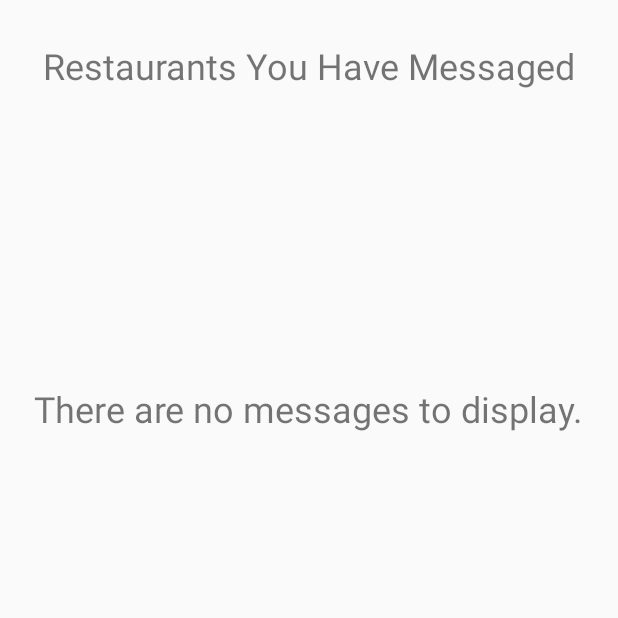
After one commit to mpho001/HostMe, an Android app: the DisplayMessages screen opened directly, with no data from a screen before it, on a phone screen of 412 x 824 dp, the top half of it. The commit adds this screen. Run offline under Robolectric (Android 15) with nearby library versions, the phone set to English and light mode, and no system bars.

Commit message:
added return to user page button and display messages activity

```diff
--- a/app/src/main/AndroidManifest.xml
+++ b/app/src/main/AndroidManifest.xml
@@ -94,7 +94,8 @@
         <activity android:name=".pastReservation" />
         <activity android:name=".Google" />
         <activity android:name=".Reserve" />
-        <activity android:name=".Review"></activity>
+        <activity android:name=".Review" />
+        <activity android:name=".DisplayMessages"></activity>
     </application>
 
 </manifest>
--- /dev/null
+++ b/app/src/main/java/com/example/melonderr/hostme/DisplayMessages.java
@@ -0,0 +1,36 @@
+package com.example.melonderr.hostme;
+
+import android.os.Bundle;
+import android.support.v7.app.AppCompatActivity;
+import android.view.View;
+import android.widget.ArrayAdapter;
+import android.widget.ListView;
+import android.widget.TextView;
+
+public class DisplayMessages extends AppCompatActivity {
+    private ListView msgList;
+    private TextView noMsgs;
+
+    @Override
+    protected void onCreate(Bundle savedInstanceState) {
+        super.onCreate(savedInstanceState);
+        setContentView(R.layout.activity_display_messages);
+
+        if (Messaging.messages.size() != 0) {
+            String[] listItems = new String[Messaging.messages.size()];
+            msgList = findViewById(R.id.MessagedRestaurants);
+            for (int i = 0; i < Messaging.messages.size(); ++i) {
+                listItems[i] = Messaging.messages.get(i);
+            }
+
+            msgList.setVisibility(View.VISIBLE);
+            ArrayAdapter adapter = new ArrayAdapter(this, android.R.layout.simple_list_item_1, listItems);
+            msgList.setAdapter(adapter);
+        }
+        else {
+            // no messages to display
+            noMsgs = findViewById(R.id.noMessages);
+            noMsgs.setVisibility(View.VISIBLE);
+        }
+    }
+}
--- a/app/src/main/java/com/example/melonderr/hostme/Messaging.java
+++ b/app/src/main/java/com/example/melonderr/hostme/Messaging.java
@@ -16,8 +16,12 @@ import android.widget.EditText;
 import android.widget.TextView;
 import android.widget.Toast;
 
+import java.util.Vector;
+
 public class Messaging extends AppCompatActivity implements View.OnClickListener {
     private static int option = 0;
+    public static Vector<String> messages = new Vector(0);
+    // public static Vector<String> messages;
 
 //    Restaurant_Search here = new Restaurant_Search();
 //    CharSequence restName = here.name;
@@ -60,6 +64,8 @@ public class Messaging extends AppCompatActivity implements View.OnClickListener
         // When you message the restaurant, add that to the list of restaurants that have been messaged
         TextView displayRestName = findViewById(R.id.restaurantName);
         displayRestName.setText(Restaurant_Search.name);
+        String MESSAGE = Restaurant_Search.name.toString();
+        messages.add(MESSAGE);
         // displayRestName.setText(restName);
 
         // SMS still works on APIs >= 23
@@ -76,6 +82,7 @@ public class Messaging extends AppCompatActivity implements View.OnClickListener
             // then once the user has clicked send, send the user back to the restaurant main page
             TextView confirmMsg = findViewById(R.id.confirm);
             confirmMsg.setVisibility(View.VISIBLE);
+            // msgTxt.setText(Reserve.msg);
         }
 
     }
@@ -124,6 +131,7 @@ public class Messaging extends AppCompatActivity implements View.OnClickListener
                 String msg = "";
                 if (option == 1) {
                     // then assign the message from reservation
+                    // msg = Reserve.msg;
                 }
                 else {
                     // get the message from user input
--- /dev/null
+++ b/app/src/main/res/layout/activity_display_messages.xml
@@ -0,0 +1,39 @@
+<?xml version="1.0" encoding="utf-8"?>
+<RelativeLayout xmlns:android="http://schemas.android.com/apk/res/android"
+    xmlns:app="http://schemas.android.com/apk/res-auto"
+    xmlns:tools="http://schemas.android.com/tools"
+    android:layout_width="match_parent"
+    android:layout_height="match_parent"
+    tools:context="com.example.melonderr.hostme.DisplayMessages">
+
+    <TextView
+        android:id="@+id/textView5"
+        android:layout_width="wrap_content"
+        android:layout_height="wrap_content"
+        android:layout_alignParentTop="true"
+        android:layout_centerHorizontal="true"
+        android:layout_marginTop="27dp"
+        android:text="Restaurants You Have Messaged"
+        android:textSize="24sp"
+        tools:layout_editor_absoluteX="163dp"
+        tools:layout_editor_absoluteY="30dp" />
+
+    <ListView
+        android:id="@+id/MessagedRestaurants"
+        android:layout_width="match_parent"
+        android:layout_height="match_parent"
+        android:layout_marginTop="70dp"
+        android:visibility="gone"></ListView>
+
+    <TextView
+        android:id="@+id/noMessages"
+        android:layout_width="wrap_content"
+        android:layout_height="wrap_content"
+        android:layout_below="@+id/textView5"
+        android:layout_centerHorizontal="true"
+        android:layout_marginTop="196dp"
+        android:text="There are no messages to display."
+        android:textSize="24sp"
+        android:visibility="invisible" />
+
+</RelativeLayout>
```
Also changed, not shown: app/src/main/java/com/example/melonderr/hostme/Google.java (+25 -5 lines), app/src/main/java/com/example/melonderr/hostme/Registration.java (+11 -0 lines), app/src/main/java/com/example/melonderr/hostme/RestuarantMainPage.java (+10 -2 lines), app/src/main/java/com/example/melonderr/hostme/User_Main_Page.java (+9 -0 lines), app/src/main/res/layout/activity_restuarant_main_page.xml (+8 -0 lines), app/build.gradle (line endings or trailing spaces).
